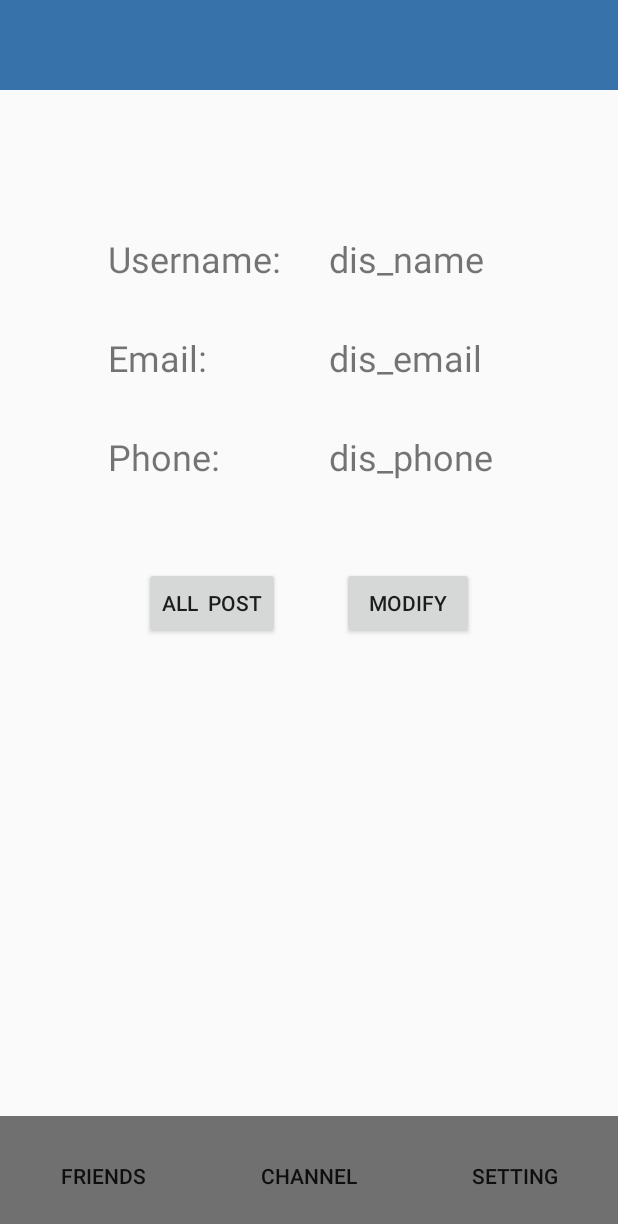
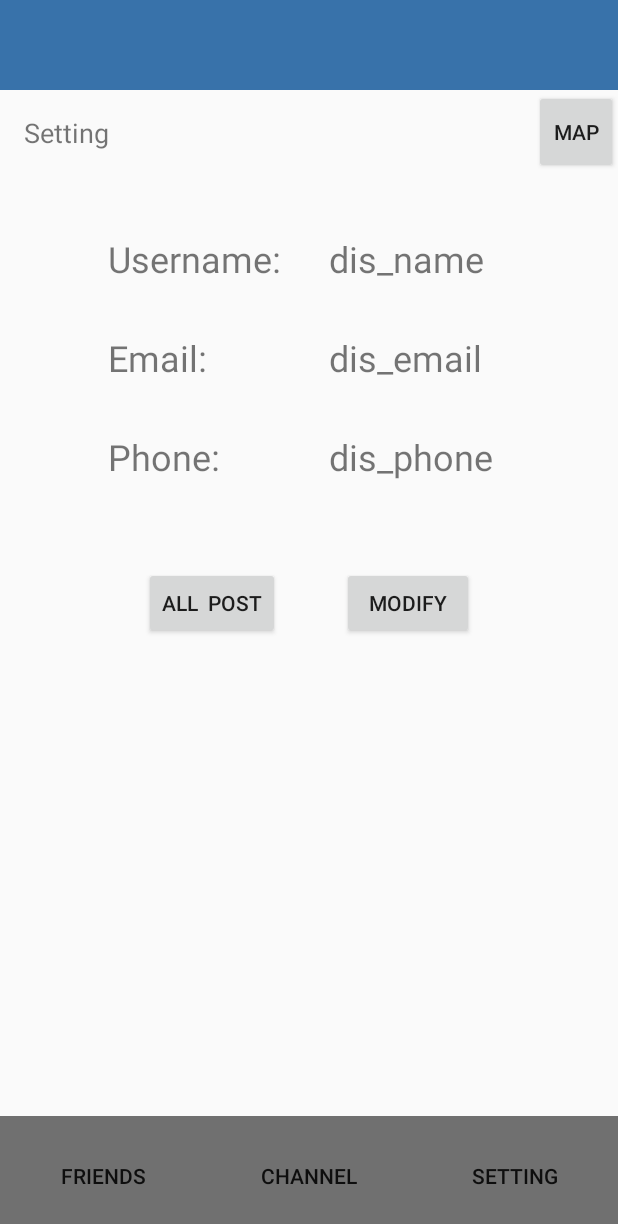
Before and after one commit to FY-Zhang/Project_Group_4, an Android app: the fragment fragment_setting_setting shown on its own in the app's theme, on a phone screen of 412 x 824 dp. Shown: the top 1224 px of the screen. Run offline under Robolectric (Android 15) with nearby library versions, the phone set to English and light mode, and no system bars.

Commit message:
logic jump within setting

```diff
--- a/project/app/src/main/java/com/example/groupproject/fragment_setting_setting.java
+++ b/project/app/src/main/java/com/example/groupproject/fragment_setting_setting.java
@@ -3,11 +3,15 @@ package com.example.groupproject;
 
 import android.os.Bundle;
 
+import androidx.annotation.NonNull;
+import androidx.annotation.Nullable;
 import androidx.fragment.app.Fragment;
+import androidx.navigation.Navigation;
 
 import android.view.LayoutInflater;
 import android.view.View;
 import android.view.ViewGroup;
+import android.widget.Button;
 
 
 /**
@@ -28,4 +32,33 @@ public class fragment_setting_setting extends Fragment {
         return inflater.inflate(R.layout.fragment_setting, container, false);
     }
 
+    @Override
+    public void onViewCreated(@NonNull View view, @Nullable Bundle savedInstanceState) {
+        super.onViewCreated(view, savedInstanceState);
+
+        Button btn_allpost_setting = view.findViewById(R.id.btn_allpost_setting);
+        btn_allpost_setting.setOnClickListener(new View.OnClickListener() {
+            @Override
+            public void onClick(View v) {
+                Navigation.findNavController(v).navigate(R.id.action_setting_to_fragment_allpost_setting);
+            }
+        });
+
+        Button btn_modify = view.findViewById(R.id.btn_modify);
+        btn_modify.setOnClickListener(new View.OnClickListener() {
+            @Override
+            public void onClick(View v) {
+                Navigation.findNavController(v).navigate(R.id.action_setting2_to_modify);
+            }
+        });
+
+        Button btn_map = view.findViewById(R.id.btn_map);
+        btn_map.setOnClickListener(new View.OnClickListener() {
+            @Override
+            public void onClick(View v) {
+                Navigation.findNavController(v).navigate(R.id.action_setting_to_fragment_map_setting);
+            }
+        });
+    }
+
 }
--- a/project/app/src/main/java/com/example/groupproject/setting_main.java
+++ b/project/app/src/main/java/com/example/groupproject/setting_main.java
@@ -3,6 +3,7 @@ package com.example.groupproject;
 import androidx.appcompat.app.AppCompatActivity;
 
 import android.os.Bundle;
+import android.view.View;
 
 public class setting_main extends AppCompatActivity {
 
@@ -11,4 +12,5 @@ public class setting_main extends AppCompatActivity {
         super.onCreate(savedInstanceState);
         setContentView(R.layout.activity_setting);
     }
+
 }
--- a/project/app/src/main/res/layout/fragment_allpost_setting.xml
+++ b/project/app/src/main/res/layout/fragment_allpost_setting.xml
@@ -8,7 +8,7 @@
     tools:context=".fragment_allpost_setting">
 
     <androidx.appcompat.widget.Toolbar
-        android:id="@+id/toolbar"
+        android:id="@+id/toolbar_allpost_setting"
         android:layout_width="match_parent"
         android:layout_height="60dp"
         android:background="#3872AA"
@@ -18,7 +18,7 @@
         tools:layout_editor_absoluteX="0dp" />
 
     <LinearLayout
-        android:id="@+id/linearLayout"
+        android:id="@+id/linearLayout_allpost_setting"
         android:layout_width="match_parent"
         android:layout_height="80dp"
         android:background="#707070"
@@ -29,7 +29,7 @@
         <Button
             android:id="@+id/btn_back_allpost_setting"
             style="android:attr/buttonBarButtonStyle"
-            android:layout_width="wrap_content"
+            android:layout_width="0dp"
             android:layout_height="match_parent"
             android:layout_weight="1"
             android:background="#707070"
--- a/project/app/src/main/res/layout/fragment_setting.xml
+++ b/project/app/src/main/res/layout/fragment_setting.xml
@@ -41,16 +41,25 @@
         app:layout_constraintTop_toBottomOf="@+id/txt_username" />
 
     <androidx.appcompat.widget.Toolbar
-        android:id="@+id/toolbar"
+        android:id="@+id/toolbar_setting"
         android:layout_width="match_parent"
         android:layout_height="60dp"
         android:background="#3872AA"
         android:minHeight="?attr/actionBarSize"
         android:theme="?attr/actionBarTheme"
-        app:layout_constraintTop_toTopOf="parent"
-        tools:layout_editor_absoluteX="0dp" />
+        app:layout_constraintStart_toStartOf="parent"
+        app:layout_constraintTop_toTopOf="parent" />
+
+    <Button
+        android:id="@+id/btn_map"
+        android:layout_width="56dp"
+        android:layout_height="56dp"
+        android:text="Map"
+        app:layout_constraintEnd_toEndOf="parent"
+        app:layout_constraintTop_toBottomOf="@+id/toolbar_setting" />
 
     <LinearLayout
+        android:id="@+id/linearLayout_setting"
         android:layout_width="match_parent"
         android:layout_height="80dp"
         android:background="#707070"
@@ -59,7 +68,7 @@
         app:layout_editor_absoluteX="0dp">
 
         <Button
-            android:id="@+id/friendlist"
+            android:id="@+id/btn_friendlist_setting"
             style="android:attr/buttonBarButtonStyle"
             android:layout_width="wrap_content"
             android:layout_height="match_parent"
@@ -68,7 +77,7 @@
             android:text="Friends" />
 
         <Button
-            android:id="@+id/btn_back_modify"
+            android:id="@+id/btn_channel_setting"
             style="android:attr/buttonBarButtonStyle"
             android:layout_width="wrap_content"
             android:layout_height="match_parent"
@@ -77,7 +86,7 @@
             android:text="Channel" />
 
         <Button
-            android:id="@+id/btn_back_allpost_setting"
+            android:id="@+id/btn_setting_setting"
             style="android:attr/buttonBarButtonStyle"
             android:layout_width="wrap_content"
             android:layout_height="match_parent"
@@ -87,7 +96,7 @@
     </LinearLayout>
 
     <Button
-        android:id="@+id/btn_allpost"
+        android:id="@+id/btn_allpost_setting"
         android:layout_width="wrap_content"
         android:layout_height="wrap_content"
         android:layout_marginStart="96dp"
@@ -115,7 +124,7 @@
         android:text="Username:"
         android:textSize="24sp"
         app:layout_constraintStart_toStartOf="parent"
-        app:layout_constraintTop_toBottomOf="@+id/toolbar" />
+        app:layout_constraintTop_toBottomOf="@+id/toolbar_setting" />
 
     <TextView
         android:id="@+id/txt_phone"
@@ -137,9 +146,18 @@
         android:text="dis_name"
         android:textSize="24sp"
         app:layout_constraintStart_toEndOf="@+id/txt_username"
-        app:layout_constraintTop_toBottomOf="@+id/toolbar" />
+        app:layout_constraintTop_toBottomOf="@+id/toolbar_setting" />
 
-
+    <TextView
+        android:id="@+id/textView3"
+        android:layout_width="wrap_content"
+        android:layout_height="wrap_content"
+        android:layout_marginStart="16dp"
+        android:layout_marginTop="16dp"
+        android:text="Setting"
+        android:textSize="18sp"
+        app:layout_constraintStart_toStartOf="parent"
+        app:layout_constraintTop_toBottomOf="@+id/toolbar_setting" />
 
 
 </androidx.constraintlayout.widget.ConstraintLayout>
```
Also changed, not shown: project/app/src/main/java/com/example/groupproject/fragment_allpost_setting.java (+17 -0 lines), project/app/src/main/java/com/example/groupproject/fragment_map_setting.java (+17 -0 lines), project/app/src/main/java/com/example/groupproject/fragment_modify_setting.java (+24 -0 lines), project/app/src/main/res/layout/fragment_map_setting.xml (+13 -5 lines), project/app/src/main/res/layout/fragment_modify.xml (+8 -4 lines), project/app/src/main/res/navigation/nav_graph_setting.xml (+18 -9 lines).
